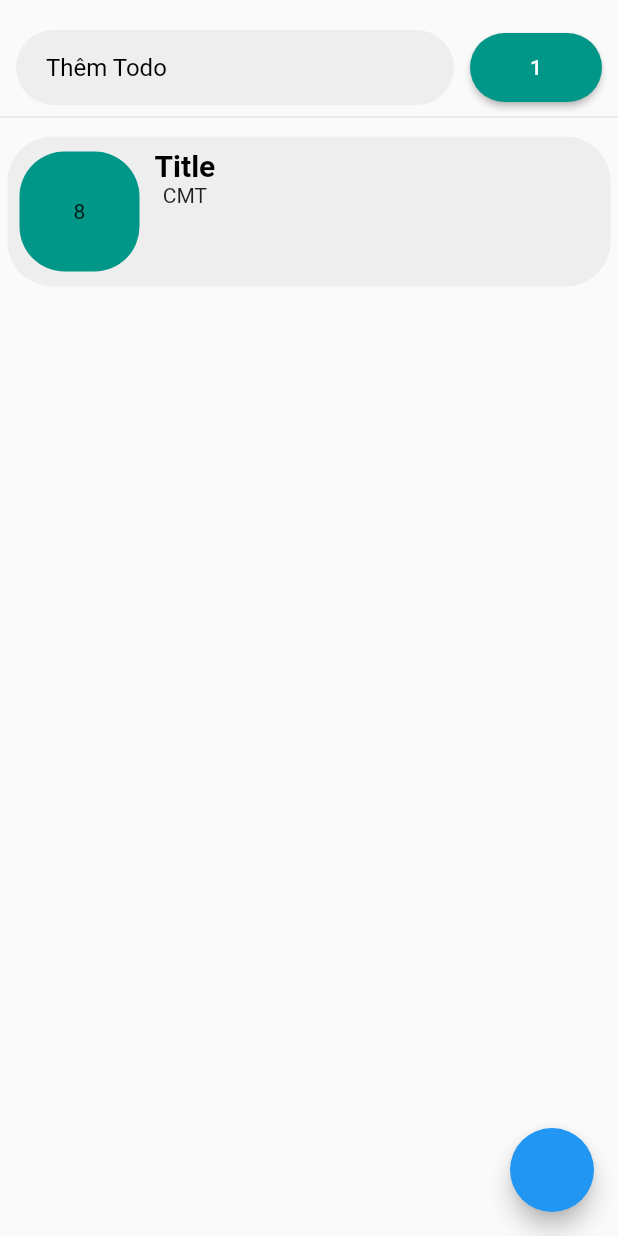
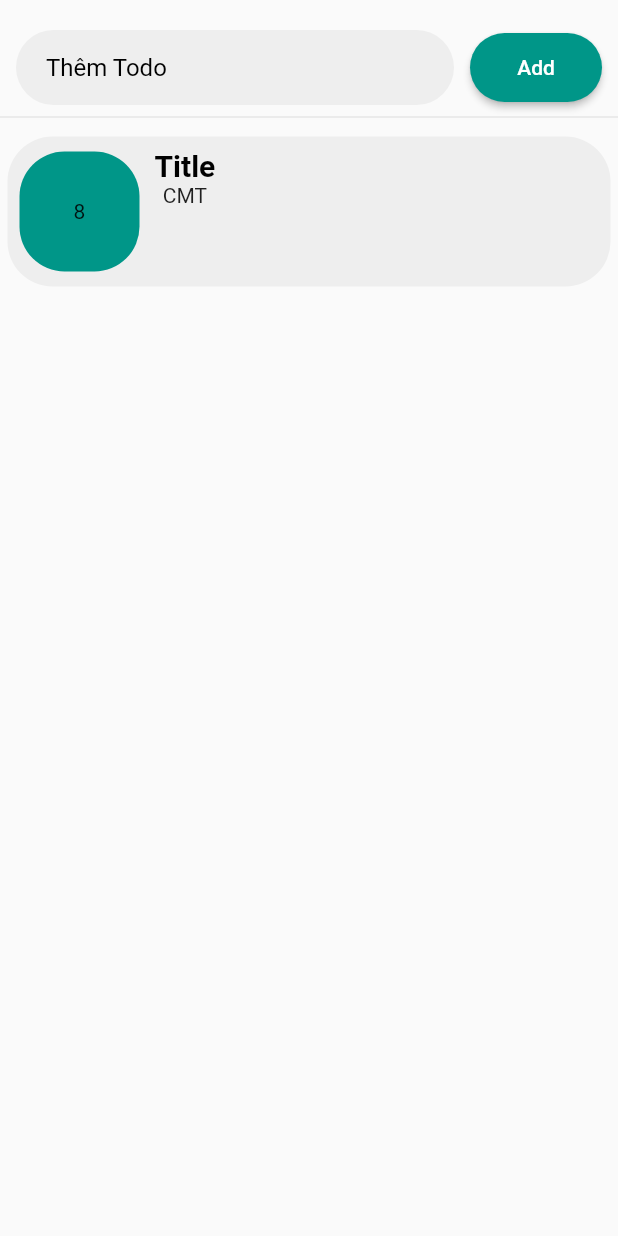
Before and after one commit to LeTheLu/todoDemo01, a Flutter app: the screen it shows after launch, on a phone screen of 412 x 824 dp. Run offline on Flutter 3.47's test engine with Material 2 defaults, Android fonts, the phone set to English and light mode, and no system bars.

Commit message:
update code

```diff
--- a/lib/data.dart
+++ b/lib/data.dart
@@ -1,3 +1,4 @@
+import 'package:demo02/models/model_todo.dart';
 import 'package:flutter/material.dart';
 
 class DataInheritedWidget extends InheritedWidget {
@@ -5,9 +6,9 @@ class DataInheritedWidget extends InheritedWidget {
 
 
   final Widget child;
-  final int intdexTodo;
+  final List<Todo> listTodo;
 
-  const DataInheritedWidget({required this.child,required this.intdexTodo, Key? key,}) : super(key: key, child: child);
+  const DataInheritedWidget({required this.child,required this.listTodo, Key? key,}) : super(key: key, child: child);
 
 
   static DataInheritedWidget of(BuildContext context) {
@@ -18,6 +19,6 @@ class DataInheritedWidget extends InheritedWidget {
 
   @override
   bool updateShouldNotify(DataInheritedWidget oldWidget) {
-    return intdexTodo != oldWidget.intdexTodo;
+    return listTodo != oldWidget.listTodo;
   }
 }
--- a/lib/home_page.dart
+++ b/lib/home_page.dart
@@ -12,23 +12,14 @@ class HomePage extends StatefulWidget {
 
 class _HomePageState extends State<HomePage> {
 
-  Todo todo = Todo(DateTime.now(), title: "Title", cmt: "CMT");
-  List<Todo> listTodo1 = [];
-
-  int index01 = 1 ;
-
-
 
 
   @override
   Widget build(BuildContext context) {
-    listTodo1.add(todo);
-
-
-
-    return DataInheritedWidget(
-      intdexTodo: index01,
-      child: Scaffold(
+    TextEditingController _controller = TextEditingController();
+    final data = DataInheritedWidget.of(context).listTodo;
+    final DateTime dateTime = DateTime.now();
+    return Scaffold(
       body: SafeArea(
         child: Column(
           children: [
@@ -45,11 +36,12 @@ class _HomePageState extends State<HomePage> {
                     color: Colors.grey[200],
                     borderRadius: const BorderRadius.all(Radius.circular(30)),
                   ),
-                    child: const Center(
+                  child: Center(
                     child: Padding(
-                        padding: EdgeInsets.symmetric(horizontal: 20),
+                      padding: const EdgeInsets.symmetric(horizontal: 20),
                       child: TextField(
-                          decoration: InputDecoration.collapsed(
+                        controller: _controller,
+                        decoration: const InputDecoration.collapsed(
                             hintText: "Thêm Todo",
                             hintStyle: TextStyle(color: Colors.black)),
                       ),
@@ -64,11 +56,12 @@ class _HomePageState extends State<HomePage> {
                   color: Colors.teal,
                   onPressed: () {
                     setState(() {
-
+                      Todo todo = Todo(dateTime, title: _controller.text);
+                      data.add(todo);
                     });
                   },
-                    child: Text(
-                      index01.toString(),
+                  child: const Text(
+                    "Add",
                     style: TextStyle(color: Colors.white),
                   ),
                 )
@@ -80,20 +73,13 @@ class _HomePageState extends State<HomePage> {
                 separatorBuilder: (context, index) {
                   return const Divider();
                 },
-                  itemCount: listTodo1.length,
+                itemCount: data.length,
                 itemBuilder: (context, index) {
-                    return item(context, index, listTodo1[index]);
+                  return item(context, index, data[index]);
                 },
               ),
             ),
           ],
-          ),
-        ),
-        floatingActionButton: FloatingActionButton(
-          onPressed: (){
-            final data = context.dependOnInheritedWidgetOfExactType<DataInheritedWidget>();
-            print(data!.intdexTodo);
-          },
         ),
       ),
     );
--- a/lib/main.dart
+++ b/lib/main.dart
@@ -1,3 +1,5 @@
+import 'package:demo02/data.dart';
+import 'package:demo02/models/model_todo.dart';
 import 'package:demo02/router.dart';
 import 'package:flutter/material.dart';
 
@@ -15,10 +17,18 @@ class MyApp extends StatefulWidget {
 class _MyAppState extends State<MyApp> {
   @override
   Widget build(BuildContext context) {
-    return const MaterialApp(
-      debugShowCheckedModeBanner: false,
-      initialRoute: RouteName.home,
-      onGenerateRoute: Routes.generate,
+
+    Todo todo = Todo(DateTime.now(), title: "Title", cmt: "CMT");
+    List<Todo> listTodo1 = [];
+    listTodo1.add(todo);
+
+    return DataInheritedWidget(
+      listTodo: listTodo1,
+      child: const MaterialApp(
+        debugShowCheckedModeBanner: false,
+        initialRoute: RouteName.home,
+        onGenerateRoute: Routes.generate,
+      ),
     );
   }
 }
--- a/lib/router.dart
+++ b/lib/router.dart
@@ -17,7 +17,8 @@ class Routes{
         return MaterialPageRoute(builder: (_) => const HomePage());
       }
       case "TodoPage": {
-        return MaterialPageRoute(builder: (_) => const TodoPage());
+        int index = settings.arguments as int;
+        return MaterialPageRoute(builder: (_) => TodoPage(index: index));
       }
     }
   }
```
Also changed, not shown: lib/todo_page.dart (+25 -14 lines). Lines whose indentation alone changed are shown as unchanged.
